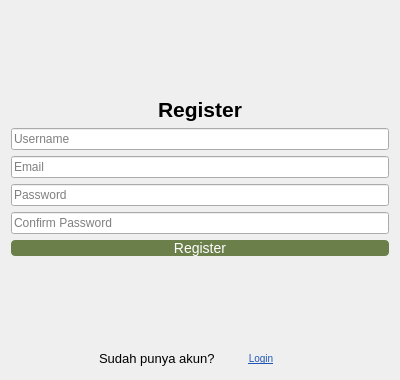
Qt form ui/page3.ui (Thisyath/tubes-) before a commit.
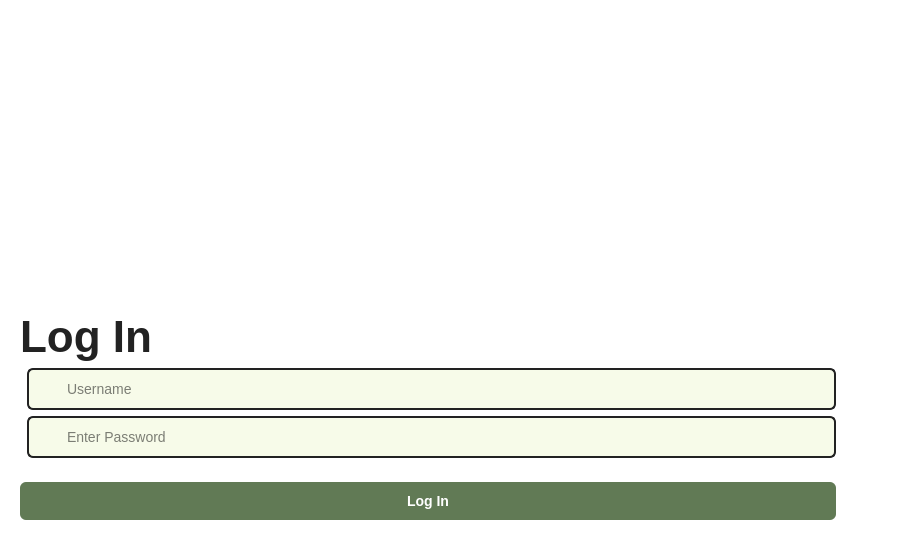
The same form after that commit. Icons and pictures are not drawn.

Commit message: ui masih berantakan

```diff
--- a/ui/page3.ui
+++ b/ui/page3.ui
@@ -6,41 +6,107 @@
    <rect>
     <x>0</x>
     <y>0</y>
-    <width>400</width>
-    <height>380</height>
+    <width>900</width>
+    <height>540</height>
    </rect>
   </property>
   <property name="windowTitle">
    <string>Register</string>
   </property>
-  <layout class="QVBoxLayout" name="verticalLayout">
+  <property name="styleSheet">
+   <string notr="true">
+QWidget {
+    background-color: #fff;
+    font-family: Arial;
+}
+QLabel#titleLabel {
+    font-size: 44px;
+    font-weight: 500;
+    color: #222;
+}
+QLineEdit {
+    border: 2px solid #222;
+    border-radius: 6px;
+    font-size: 14px;
+    padding: 10px 10px 10px 36px;
+    background-color: #f7fbe9;
+}
+QPushButton {
+    background-color: #617A55;
+    color: #fff;
+    font-size: 13px;
+    font-family: Arial;
+    border-radius: 6px;
+    height: 36px;
+}
+QPushButton#btnLogin {
+    min-height: 38px;
+    font-weight: bold;
+    font-size: 14px;
+    margin-top: 18px;
+}
+QPushButton:hover {
+    background-color: #4A5F40;
+}
+   </string>
+  </property>
+  <layout class="QHBoxLayout" name="mainHLayout">
    <item>
-    <spacer name="verticalSpacerTop">
+    <!-- Left Side: Form -->
+    <widget class="QWidget" name="formWidget" native="true">
+     <layout class="QVBoxLayout" name="formVLayout">
+      <property name="alignment">
+       <set>Qt::AlignTop|Qt::AlignLeft</set>
+      </property>
+      <item>
+       <spacer name="topSpacer">
      <property name="orientation">
       <enum>Qt::Vertical</enum>
      </property>
      <property name="sizeHint" stdset="0">
       <size>
        <width>20</width>
-       <height>20</height>
+          <height>40</height>
       </size>
      </property>
     </spacer>
    </item>
    <item>
-    <widget class="QLabel" name="labelTitle">
+       <widget class="QLabel" name="titleLabel">
      <property name="text">
-      <string>Register</string>
-     </property>
+         <string>Log In</string>
+        </property>
+        <property name="objectName">
+         <string>titleLabel</string>
+        </property>
      <property name="alignment">
-      <set>Qt::AlignHCenter|Qt::AlignVCenter</set>
-     </property>
-     <property name="font">
-      <font>
-       <pointsize>16</pointsize>
-       <weight>75</weight>
-       <bold>true</bold>
-      </font>
+         <set>Qt::AlignLeft|Qt::AlignVCenter</set>
+        </property>
+        <property name="minimumHeight">
+         <number>48</number>
+        </property>
+       </widget>
+      </item>
+      <item>
+       <!-- Username -->
+       <widget class="QWidget" name="userWidget" native="true">
+        <layout class="QHBoxLayout" name="userHLayout">
+         <property name="spacing">
+          <number>0</number>
+         </property>
+         <property name="margin">
+          <number>0</number>
+         </property>
+         <item>
+          <widget class="QLabel" name="iconUser">
+           <property name="minimumWidth">
+            <number>32</number>
+           </property>
+           <property name="alignment">
+            <set>Qt::AlignCenter</set>
+           </property>
+           <property name="pixmap">
+            <pixmap>../assets/icon_user.png</pixmap>
      </property>
     </widget>
    </item>
@@ -54,134 +120,90 @@
      </property>
     </widget>
    </item>
+        </layout>
+       </widget>
+      </item>
    <item>
-    <widget class="QLineEdit" name="lineEmail">
-     <property name="placeholderText">
-      <string>Email</string>
-     </property>
-     <property name="minimumHeight">
-      <number>36</number>
-     </property>
-     <property name="inputMethodHints">
-      <set>Qt::ImhEmailCharactersOnly</set>
+       <!-- Password -->
+       <widget class="QWidget" name="passwordWidget" native="true">
+        <layout class="QHBoxLayout" name="passwordHLayout">
+         <property name="spacing">
+          <number>0</number>
+         </property>
+         <property name="margin">
+          <number>0</number>
+         </property>
+         <item>
+          <widget class="QLabel" name="iconPassword">
+           <property name="minimumWidth">
+            <number>32</number>
+           </property>
+           <property name="alignment">
+            <set>Qt::AlignCenter</set>
+           </property>
+           <property name="pixmap">
+            <pixmap>../assets/icon_lock.png</pixmap>
      </property>
     </widget>
    </item>
    <item>
     <widget class="QLineEdit" name="linePassword">
      <property name="placeholderText">
-      <string>Password</string>
-     </property>
-     <property name="echoMode">
-      <enum>QLineEdit::Password</enum>
-     </property>
+            <string>Enter Password</string>
+           </property>
      <property name="minimumHeight">
       <number>36</number>
      </property>
-    </widget>
-   </item>
-   <item>
-    <widget class="QLineEdit" name="lineConfirmPassword">
-     <property name="placeholderText">
-      <string>Confirm Password</string>
-     </property>
      <property name="echoMode">
       <enum>QLineEdit::Password</enum>
      </property>
-     <property name="minimumHeight">
-      <number>36</number>
-     </property>
-    </widget>
-   </item>
+          </widget>
+         </item>
+        </layout>
+       </widget>
+      </item>
    <item>
-    <widget class="QPushButton" name="btnRegister">
+       <widget class="QPushButton" name="btnLogin">
      <property name="text">
-      <string>Register</string>
+         <string>Log In</string>
      </property>
      <property name="minimumHeight">
-      <number>36</number>
-     </property>
-     <property name="styleSheet">
-      <string>
-        QPushButton {
-            background-color: #6b7f4b;
-            color: white;
-            font-size: 14px;
-            border-radius: 4px;
-        }
-      </string>
-     </property>
-    </widget>
-   </item>
+         <number>38</number>
+        </property>
+       </widget>
+      </item>
+     </layout>
+    </widget>
+   </item>
    <item>
-    <spacer name="verticalSpacerBottom">
+    <!-- Right Side: Illustration -->
+    <widget class="QWidget" name="illustrationWidget" native="true">
+     <layout class="QVBoxLayout" name="illustrationVLayout">
+      <item>
+       <spacer name="topSpacer2">
      <property name="orientation">
       <enum>Qt::Vertical</enum>
      </property>
      <property name="sizeHint" stdset="0">
       <size>
        <width>20</width>
-       <height>20</height>
+          <height>40</height>
       </size>
      </property>
     </spacer>
    </item>
    <item>
-    <layout class="QHBoxLayout" name="horizontalLayout">
-     <item>
-      <spacer name="horizontalSpacerLeft">
-       <property name="orientation">
-        <enum>Qt::Horizontal</enum>
-       </property>
-       <property name="sizeHint" stdset="0">
-        <size>
-         <width>20</width>
-         <height>20</height>
-        </size>
-       </property>
-      </spacer>
-     </item>
-     <item>
-      <widget class="QLabel" name="labelLoginInfo">
-       <property name="text">
-        <string>Sudah punya akun?</string>
-       </property>
-       <property name="font">
-        <font>
-         <pointsize>10</pointsize>
-        </font>
-       </property>
-      </widget>
-     </item>
-     <item>
-      <widget class="QPushButton" name="btnToLogin">
-       <property name="text">
-        <string>Login</string>
-       </property>
-       <property name="flat">
-        <bool>true</bool>
-       </property>
-       <property name="styleSheet">
-        <string>
-          QPushButton { color: #2057b6; text-decoration: underline; font-size: 10px; }
-        </string>
-       </property>
-      </widget>
-     </item>
-     <item>
-      <spacer name="horizontalSpacerRight">
-       <property name="orientation">
-        <enum>Qt::Horizontal</enum>
-       </property>
-       <property name="sizeHint" stdset="0">
-        <size>
-         <width>20</width>
-         <height>20</height>
-        </size>
-       </property>
-      </spacer>
-     </item>
-    </layout>
+       <widget class="QLabel" name="illustrationLabel">
+        <property name="alignment">
+         <set>Qt::AlignCenter</set>
+        </property>
+        <property name="pixmap">
+         <pixmap>../assets/login_illustration.png</pixmap>
+        </property>
+       </widget>
+      </item>
+     </layout>
+    </widget>
    </item>
   </layout>
  </widget>
```
Left out of the diff: 6 changed lines with no effect on the pictures. Lines whose indentation alone changed are shown as unchanged. The commit also changes 7 other files.
